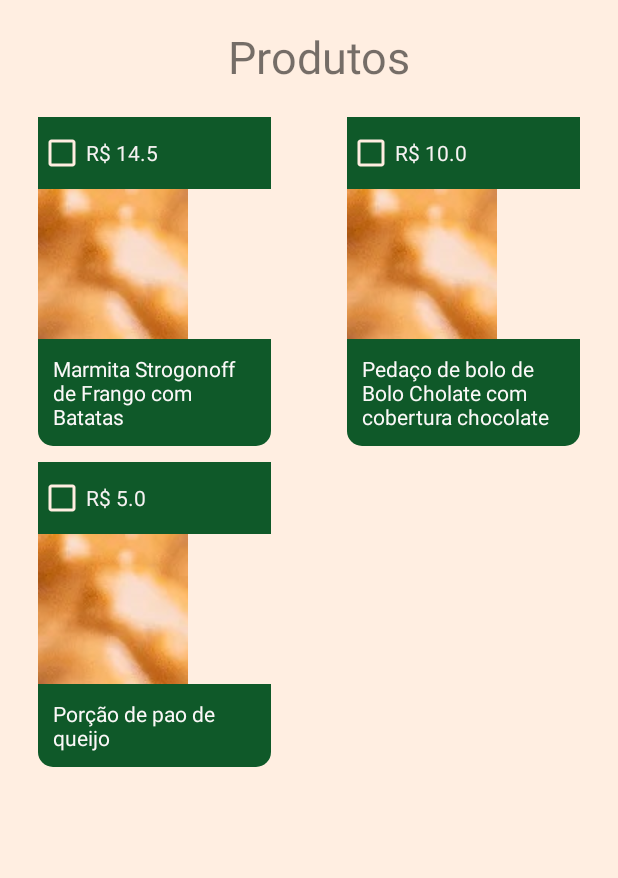
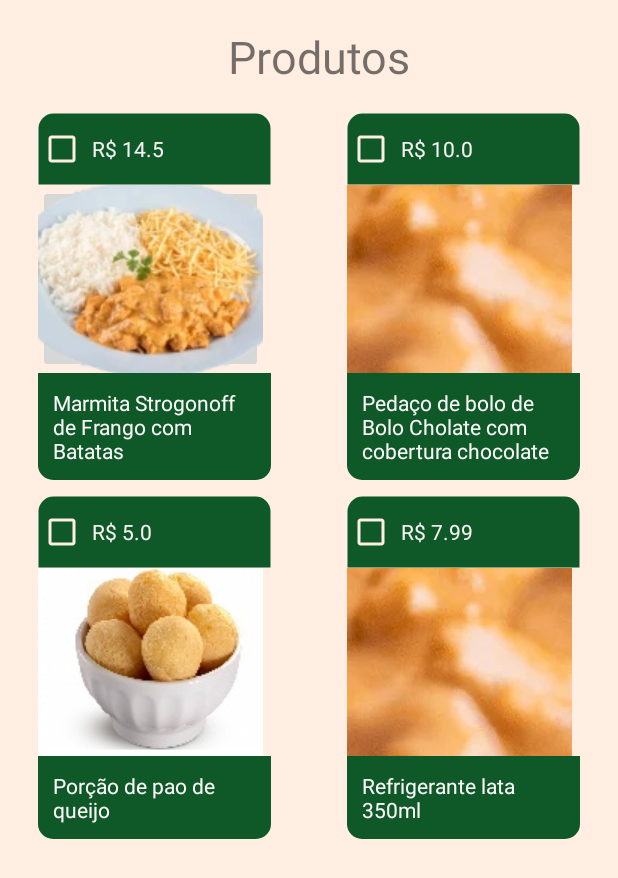
Before and after one commit to 2024-1-NCC3/Projeto1, an Android app: the screen it shows after launch (Produtos), on a phone screen of 412 x 824 dp. Shown: the top 878 px of the screen. Run offline under Robolectric (Android 15) with nearby library versions, the phone set to English and light mode, and no system bars; Roboto replaces fonts that are not available here.

Commit message:
Novos produtos
foi adicionado imagem e produtos as telas

```diff
--- a/app/src/main/java/com/example/comedoria/Produtos.java
+++ b/app/src/main/java/com/example/comedoria/Produtos.java
@@ -27,7 +27,9 @@ public class Produtos extends AppCompatActivity {
     private List<Produto> listaProdutos = new ArrayList<>();
 
     private int[] listImgProduto = {
-            R.drawable.imgstrogonofffrango
+            R.drawable.imgstrogonofffrango,
+            R.drawable.strogonoffimgpq,
+            R.drawable.pao_de_queijo
 
     };
 
@@ -62,14 +64,18 @@ public class Produtos extends AppCompatActivity {
     }
 
     private void ListarProduto(){
-        Produto produto = new Produto("Marmita Strogonoff de Frango com Batatas",14.5, listaIngrediente[0], listImgProduto[0]);
+        Produto produto = new Produto("Marmita Strogonoff de Frango com Batatas",14.5, listaIngrediente[0], listImgProduto[1]);
         listaProdutos.add(produto);
 
         Produto pedacoBolo = new Produto ("Pedaço de bolo de Bolo Cholate com cobertura chocolate", 10.0, listaIngrediente[1],listImgProduto[0]);
         listaProdutos.add(pedacoBolo);
 
-        Produto paoDeQueijo = new Produto("Porção de pao de queijo", 5.00, listaIngrediente[1], listImgProduto[0]);
+        Produto paoDeQueijo = new Produto("Porção de pao de queijo", 5.00, listaIngrediente[1], listImgProduto[2]);
         listaProdutos.add(paoDeQueijo);
+
+        Produto refriLataNormal = new Produto ("Refrigerante lata 350ml", 7.99, listaIngrediente[1], listImgProduto[0]);
+        listaProdutos.add(refriLataNormal);
+
     }
 
 }
--- /dev/null
+++ b/app/src/main/res/drawable/borda_superior_arrendondada.xml
@@ -0,0 +1,11 @@
+<?xml version="1.0" encoding="utf-8"?>
+<shape xmlns:android="http://schemas.android.com/apk/res/android"
+    android:shape="rectangle" >
+    <stroke android:width="0.9dp"
+        android:color="@android:color/transparent" />
+    <solid android:color= "@color/verde_fundo_categoria" />
+    <padding android:left="4dp" android:top="4dp"
+        android:right="4dp" android:bottom="4dp" />
+    <corners android:topLeftRadius="10dp"
+        android:topRightRadius="10dp"/>
+</shape>
--- a/app/src/main/res/layout/layout_produto.xml
+++ b/app/src/main/res/layout/layout_produto.xml
@@ -24,15 +24,15 @@
             android:id="@+id/cbProduto"
             android:layout_width="match_parent"
             android:layout_height="wrap_content"
-            android:background="#0F5929"
+            android:background="@drawable/borda_superior_arrendondada"
             android:buttonTint="@color/bege"
             android:text="CheckBox"
             android:textColor="#F6F2F2" />
 
         <ImageButton
             android:id="@+id/imageProduto"
-            android:layout_width="100dp"
-            android:layout_height="100dp"
+            android:layout_width="150dp"
+            android:layout_height="125dp"
             app:srcCompat="@drawable/delivery_capa" />
 
         <TextView
```
Also changed, not shown: app/src/main/res/drawable/pao_de_queijo.jpg (added), app/src/main/res/drawable/strogonoffimgpq.webp (added), app/src/main/res/drawable/strogonoffimgpq2.jpg (added).
